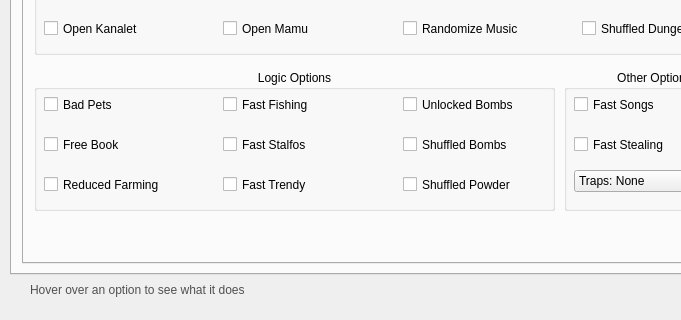
Old version of the form UI/ui_form.ui in the repository Owen-Splat/LAS-Randomizer; both pictures show x 0 to 681 and y 245 to 565 of the 780 by 650 pixel window.
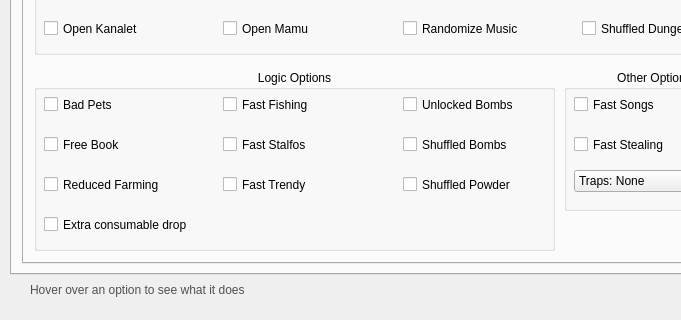
New version of the form. The open tabs and pages were chosen to show the change.

Commit message: Modified UI the proper way

The edit to the form file:
```diff
--- a/UI/ui_form.ui
+++ b/UI/ui_form.ui
@@ -1232,7 +1232,7 @@
           <x>10</x>
           <y>130</y>
           <width>521</width>
-          <height>141</height>
+          <height>181</height>
          </rect>
         </property>
         <property name="title">
@@ -1433,6 +1433,28 @@
           <string>Free Book</string>
          </property>
         </widget>
+        <widget class="QCheckBox" name="extendedConsumableCheck">
+         <property name="geometry">
+          <rect>
+           <x>10</x>
+           <y>144</y>
+           <width>151</width>
+           <height>21</height>
+          </rect>
+         </property>
+         <property name="toolTip">
+          <string/>
+         </property>
+         <property name="whatsThis">
+          <string>Allows grass to drop arrows, bombs and powder (if owned)</string>
+         </property>
+         <property name="text">
+          <string>Extra consumable drop</string>
+         </property>
+         <property name="checkable">
+          <bool>true</bool>
+         </property>
+        </widget>
        </widget>
        <widget class="QGroupBox" name="groupBox_7">
         <property name="geometry">
```
Left out of the diff: 2 changed lines with no effect on the pictures. The commit also changes 1 other file.
